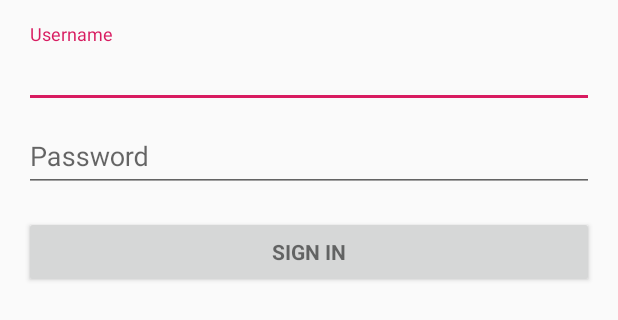
After one commit to Openroads/TIProject, an Android app: the layout activity_login.xml on its own in the app's theme, with its tools: preview values and no code run, on a phone screen of 412 x 824 dp. The commit adds this screen. Shown: the top 320 px of the screen. Run offline under Robolectric (Android 15) with nearby library versions, the phone set to English and light mode, and no system bars.

Commit message:
Add user login view with authentication from server

```diff
--- a/MobileApp/app/build.gradle
+++ b/MobileApp/app/build.gradle
@@ -22,13 +22,13 @@ android {
     }
 }
 
-
 dependencies {
     implementation fileTree(include: ['*.jar'], dir: 'libs')
     implementation "org.jetbrains.kotlin:kotlin-stdlib-jdk7:$kotlin_version"
     implementation 'com.android.support:appcompat-v7:27.1.1'
     implementation 'com.android.support.constraint:constraint-layout:1.1.3'
     implementation 'com.squareup.okhttp3:okhttp:3.10.0'
+    implementation 'com.android.support:design:27.1.1'
     implementation 'com.beust:klaxon:3.0.1'
     testImplementation 'junit:junit:4.12'
     androidTestImplementation 'com.android.support.test:runner:1.0.2'
--- /dev/null
+++ b/MobileApp/app/src/main/java/pl/documenteditor/documenteditor/model/User.kt
@@ -0,0 +1,5 @@
+package pl.documenteditor.documenteditor.model
+
+import java.io.Serializable
+
+data class User(val id: Int = 0,val username:String, val password:String) : Serializable
--- /dev/null
+++ b/MobileApp/app/src/main/res/layout/activity_login.xml
@@ -0,0 +1,78 @@
+<?xml version="1.0" encoding="utf-8"?>
+<LinearLayout xmlns:android="http://schemas.android.com/apk/res/android"
+              xmlns:tools="http://schemas.android.com/tools"
+              android:layout_width="match_parent"
+              android:layout_height="match_parent"
+              android:gravity="center_horizontal"
+              android:orientation="vertical"
+              android:paddingBottom="@dimen/activity_vertical_margin"
+              android:paddingLeft="@dimen/activity_horizontal_margin"
+              android:paddingRight="@dimen/activity_horizontal_margin"
+              android:paddingTop="@dimen/activity_vertical_margin"
+              tools:context=".LoginActivity">
+
+    <!-- Login progress -->
+    <ProgressBar
+            android:id="@+id/login_progress"
+            style="?android:attr/progressBarStyleLarge"
+            android:layout_width="wrap_content"
+            android:layout_height="wrap_content"
+            android:layout_marginBottom="8dp"
+            android:visibility="gone"/>
+
+    <ScrollView
+            android:id="@+id/login_form"
+            android:layout_width="match_parent"
+            android:layout_height="match_parent">
+
+        <LinearLayout
+                android:id="@+id/email_login_form"
+                android:layout_width="match_parent"
+                android:layout_height="wrap_content"
+                android:orientation="vertical">
+
+            <android.support.design.widget.TextInputLayout
+                    android:layout_width="match_parent"
+                    android:layout_height="wrap_content">
+
+                <AutoCompleteTextView
+                        android:id="@+id/username"
+                        android:layout_width="match_parent"
+                        android:layout_height="wrap_content"
+                        android:hint="@string/prompt_username"
+                        android:inputType="textEmailAddress"
+                        android:maxLines="1"
+                        android:singleLine="true"/>
+
+            </android.support.design.widget.TextInputLayout>
+
+            <android.support.design.widget.TextInputLayout
+                    android:layout_width="match_parent"
+                    android:layout_height="wrap_content">
+
+                <EditText
+                        android:id="@+id/password"
+                        android:layout_width="match_parent"
+                        android:layout_height="wrap_content"
+                        android:hint="@string/prompt_password"
+                        android:imeActionId="6"
+                        android:imeActionLabel="@string/action_sign_in_short"
+                        android:imeOptions="actionUnspecified"
+                        android:inputType="textPassword"
+                        android:maxLines="1"
+                        android:singleLine="true"/>
+
+            </android.support.design.widget.TextInputLayout>
+
+            <Button
+                    android:id="@+id/email_sign_in_button"
+                    style="?android:textAppearanceSmall"
+                    android:layout_width="match_parent"
+                    android:layout_height="wrap_content"
+                    android:layout_marginTop="16dp"
+                    android:text="@string/action_sign_in"
+                    android:textStyle="bold"/>
+
+        </LinearLayout>
+    </ScrollView>
+</LinearLayout>
--- /dev/null
+++ b/MobileApp/app/src/main/res/values/dimens.xml
@@ -0,0 +1,5 @@
+<resources>
+    <!-- Default screen margins, per the Android Design guidelines. -->
+    <dimen name="activity_horizontal_margin">16dp</dimen>
+    <dimen name="activity_vertical_margin">16dp</dimen>
+</resources>
--- a/MobileApp/app/src/main/res/values/strings.xml
+++ b/MobileApp/app/src/main/res/values/strings.xml
@@ -1,3 +1,15 @@
 <resources>
     <string name="app_name">DocumentEditor</string>
+    <string name="title_activity_login">Sign in to Online Document Editor</string>
+    <!-- Strings related to login -->
+    <string name="prompt_username">Username</string>
+    <string name="prompt_password">Password</string>
+    <string name="action_sign_in">Sign in</string>
+    <string name="action_sign_in_short">Sign in</string>
+    <string name="error_invalid_email">This username is invalid</string>
+    <string name="error_invalid_password">This password is too short</string>
+    <string name="error_incorrect_password">This password is incorrect</string>
+    <string name="error_field_required">This field is required</string>
+    <string name="permission_rationale">"Contacts permissions are needed for providing email completions."</string>
+    <!-- Strings related to login -->
 </resources>
```
Also changed, not shown: MobileApp/app/src/main/java/pl/documenteditor/documenteditor/LoginActivity.kt (added, +311 -0 lines).
